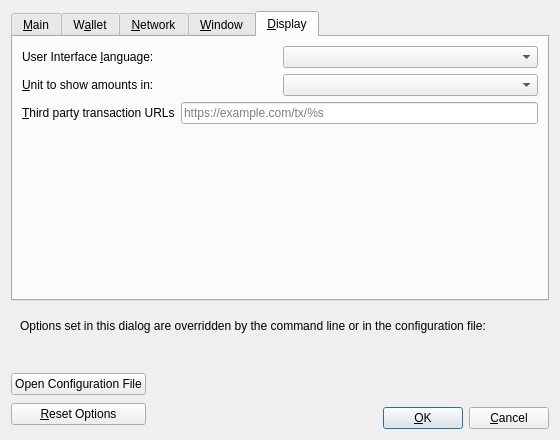
Old version of the form src/qt/forms/optionsdialog.ui in the repository raffermeko/bitcoin.
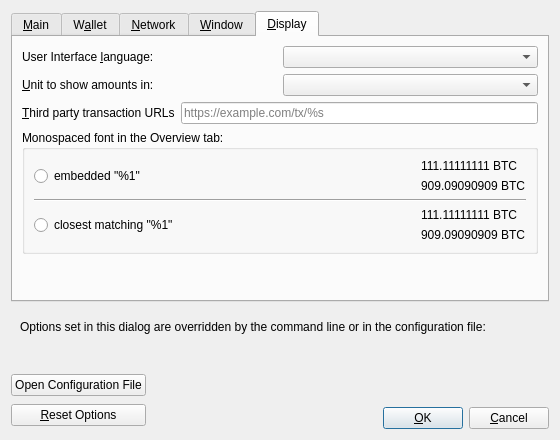
New version of the form. The open tabs and pages were chosen to show the change. Custom widgets are drawn as their Qt base class.

Commit message: gui: Add monospaced font settings

```diff
--- a/src/qt/forms/optionsdialog.ui
+++ b/src/qt/forms/optionsdialog.ui
@@ -705,6 +705,106 @@
          </item>
         </layout>
        </item>
+       <item>
+        <widget class="QGroupBox" name="font_groupBox">
+         <property name="title">
+          <string>Monospaced font in the Overview tab:</string>
+         </property>
+         <layout class="QVBoxLayout" name="font_verticalLayout">
+          <item>
+           <layout class="QHBoxLayout" name="embeddedFont_horizontalLayout">
+            <item>
+             <widget class="QRadioButton" name="embeddedFont_radioButton">
+              <property name="text">
+               <string>embedded &quot;%1&quot;</string>
+              </property>
+             </widget>
+            </item>
+            <item>
+             <spacer name="embeddedFont_horizontalSpacer">
+              <property name="orientation">
+               <enum>Qt::Horizontal</enum>
+              </property>
+              <property name="sizeHint" stdset="0">
+               <size>
+                <width>40</width>
+                <height>20</height>
+               </size>
+              </property>
+             </spacer>
+            </item>
+            <item>
+             <layout class="QVBoxLayout" name="embeddedFont_verticalLayout">
+              <item>
+               <widget class="QLabel" name="embeddedFont_label_1">
+                <property name="text">
+                 <string>111.11111111 BTC</string>
+                </property>
+               </widget>
+              </item>
+              <item>
+               <widget class="QLabel" name="embeddedFont_label_9">
+                <property name="text">
+                 <string>909.09090909 BTC</string>
+                </property>
+               </widget>
+              </item>
+             </layout>
+            </item>
+           </layout>
+          </item>
+          <item>
+           <widget class="Line" name="font_line">
+            <property name="orientation">
+             <enum>Qt::Horizontal</enum>
+            </property>
+           </widget>
+          </item>
+          <item>
+           <layout class="QHBoxLayout" name="systemFont_horizontalLayout">
+            <item>
+             <widget class="QRadioButton" name="systemFont_radioButton">
+              <property name="text">
+               <string>closest matching &quot;%1&quot;</string>
+              </property>
+             </widget>
+            </item>
+            <item>
+             <spacer name="systemFont_horizontalSpacer">
+              <property name="orientation">
+               <enum>Qt::Horizontal</enum>
+              </property>
+              <property name="sizeHint" stdset="0">
+               <size>
+                <width>40</width>
+                <height>20</height>
+               </size>
+              </property>
+             </spacer>
+            </item>
+            <item>
+             <layout class="QVBoxLayout" name="systemFont_verticalLayout">
+              <item>
+               <widget class="QLabel" name="systemFont_label_1">
+                <property name="text">
+                 <string>111.11111111 BTC</string>
+                </property>
+               </widget>
+              </item>
+              <item>
+               <widget class="QLabel" name="systemFont_label_9">
+                <property name="text">
+                 <string>909.09090909 BTC</string>
+                </property>
+               </widget>
+              </item>
+             </layout>
+            </item>
+           </layout>
+          </item>
+         </layout>
+        </widget>
+       </item>
        <item>
         <spacer name="verticalSpacer_Display">
          <property name="orientation">
```
The commit also changes 4 other files.
